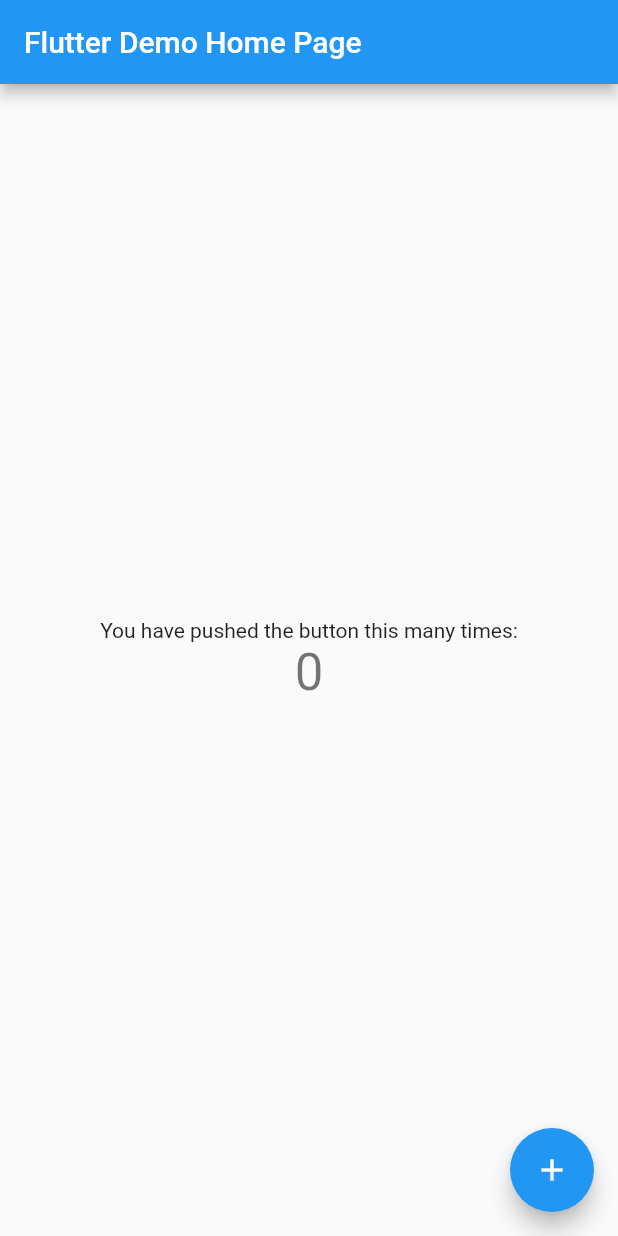
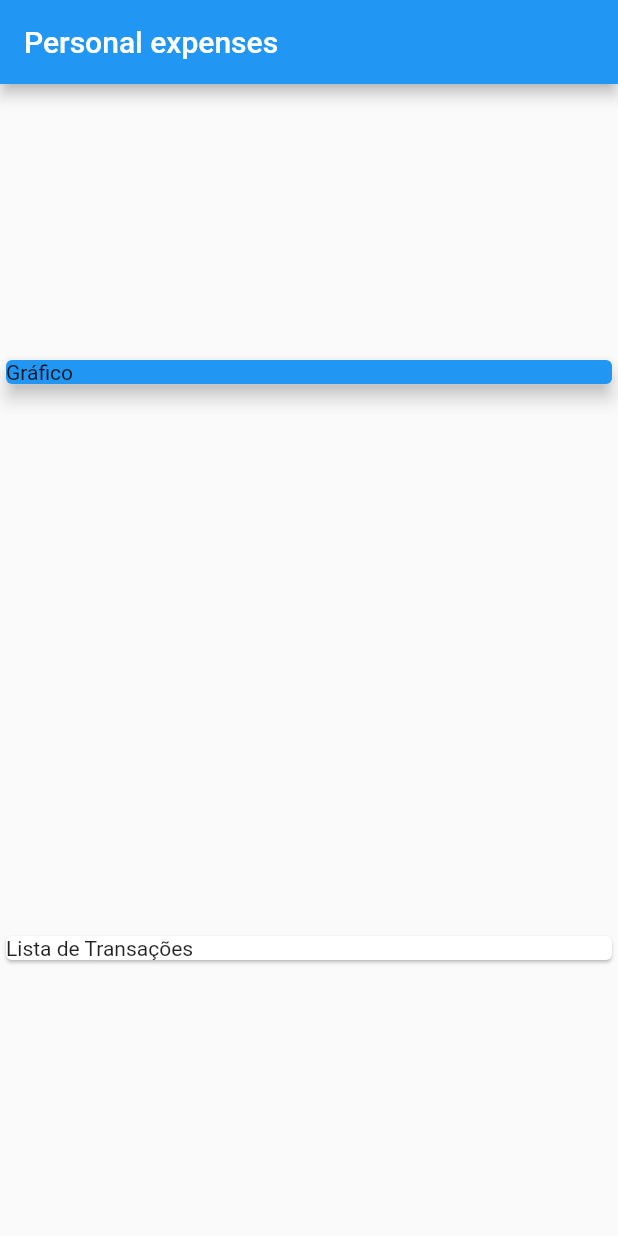
Before and after one commit to AndreyCesarVilacha/expenses-flutter, a Flutter app: the screen it shows after launch, on a phone screen of 412 x 824 dp. Run offline on Flutter 3.47's test engine with Material 2 defaults, Android fonts, the phone set to English and light mode, and no system bars.

Commit message:
Creating the teory on the layout.

```diff
--- a/lib/main.dart
+++ b/lib/main.dart
@@ -1,115 +1,44 @@
 import 'package:flutter/material.dart';
 
 void main() {
-  runApp(const MyApp());
+  runApp(ExpansesApp());
 }
 
-class MyApp extends StatelessWidget {
-  const MyApp({Key? key}) : super(key: key);
+class ExpansesApp extends StatelessWidget {
+  const ExpansesApp({Key? key}) : super(key: key);
 
-  // This widget is the root of your application.
   @override
   Widget build(BuildContext context) {
     return MaterialApp(
-      title: 'Flutter Demo',
-      theme: ThemeData(
-        // This is the theme of your application.
-        //
-        // Try running your application with "flutter run". You'll see the
-        // application has a blue toolbar. Then, without quitting the app, try
-        // changing the primarySwatch below to Colors.green and then invoke
-        // "hot reload" (press "r" in the console where you ran "flutter run",
-        // or simply save your changes to "hot reload" in a Flutter IDE).
-        // Notice that the counter didn't reset back to zero; the application
-        // is not restarted.
-        primarySwatch: Colors.blue,
+      debugShowCheckedModeBanner: false,
+      home: Scaffold(
+        appBar: AppBar(
+          title: Text('Personal expenses'),
+        ),
+        body: MyHomePage(),
       ),
-      home: const MyHomePage(title: 'Flutter Demo Home Page'),
     );
   }
 }
 
-class MyHomePage extends StatefulWidget {
-  const MyHomePage({Key? key, required this.title}) : super(key: key);
-
-  // This widget is the home page of your application. It is stateful, meaning
-  // that it has a State object (defined below) that contains fields that affect
-  // how it looks.
-
-  // This class is the configuration for the state. It holds the values (in this
-  // case the title) provided by the parent (in this case the App widget) and
-  // used by the build method of the State. Fields in a Widget subclass are
-  // always marked "final".
-
-  final String title;
-
-  @override
-  State<MyHomePage> createState() => _MyHomePageState();
-}
-
-class _MyHomePageState extends State<MyHomePage> {
-  int _counter = 0;
-
-  void _incrementCounter() {
-    setState(() {
-      // This call to setState tells the Flutter framework that something has
-      // changed in this State, which causes it to rerun the build method below
-      // so that the display can reflect the updated values. If we changed
-      // _counter without calling setState(), then the build method would not be
-      // called again, and so nothing would appear to happen.
-      _counter++;
-    });
-  }
+class MyHomePage extends StatelessWidget {
+  const MyHomePage({Key? key}) : super(key: key);
 
   @override
   Widget build(BuildContext context) {
-    // This method is rerun every time setState is called, for instance as done
-    // by the _incrementCounter method above.
-    //
-    // The Flutter framework has been optimized to make rerunning build methods
-    // fast, so that you can just rebuild anything that needs updating rather
-    // than having to individually change instances of widgets.
-    return Scaffold(
-      appBar: AppBar(
-        // Here we take the value from the MyHomePage object that was created by
-        // the App.build method, and use it to set our appbar title.
-        title: Text(widget.title),
-      ),
-      body: Center(
-        // Center is a layout widget. It takes a single child and positions it
-        // in the middle of the parent.
-        child: Column(
-          // Column is also a layout widget. It takes a list of children and
-          // arranges them vertically. By default, it sizes itself to fit its
-          // children horizontally, and tries to be as tall as its parent.
-          //
-          // Invoke "debug painting" (press "p" in the console, choose the
-          // "Toggle Debug Paint" action from the Flutter Inspector in Android
-          // Studio, or the "Toggle Debug Paint" command in Visual Studio Code)
-          // to see the wireframe for each widget.
-          //
-          // Column has various properties to control how it sizes itself and
-          // how it positions its children. Here we use mainAxisAlignment to
-          // center the children vertically; the main axis here is the vertical
-          // axis because Columns are vertical (the cross axis would be
-          // horizontal).
-          mainAxisAlignment: MainAxisAlignment.center,
-          children: <Widget>[
-            const Text(
-              'You have pushed the button this many times:',
-            ),
-            Text(
-              '$_counter',
-              style: Theme.of(context).textTheme.headline4,
-            ),
-          ],
+    return Column(
+      mainAxisAlignment: MainAxisAlignment.spaceAround,
+      crossAxisAlignment: CrossAxisAlignment.stretch,
+      children: [
+        Card(
+          color: Colors.blue,
+          child: Text('Gráfico'),
+          elevation: 5,
         ),
-      ),
-      floatingActionButton: FloatingActionButton(
-        onPressed: _incrementCounter,
-        tooltip: 'Increment',
-        child: const Icon(Icons.add),
-      ), // This trailing comma makes auto-formatting nicer for build methods.
+        Card(
+          child: Text('Lista de Transações'),
+        )
+      ],
     );
   }
 }
```
Also changed, not shown: 1 other file.
